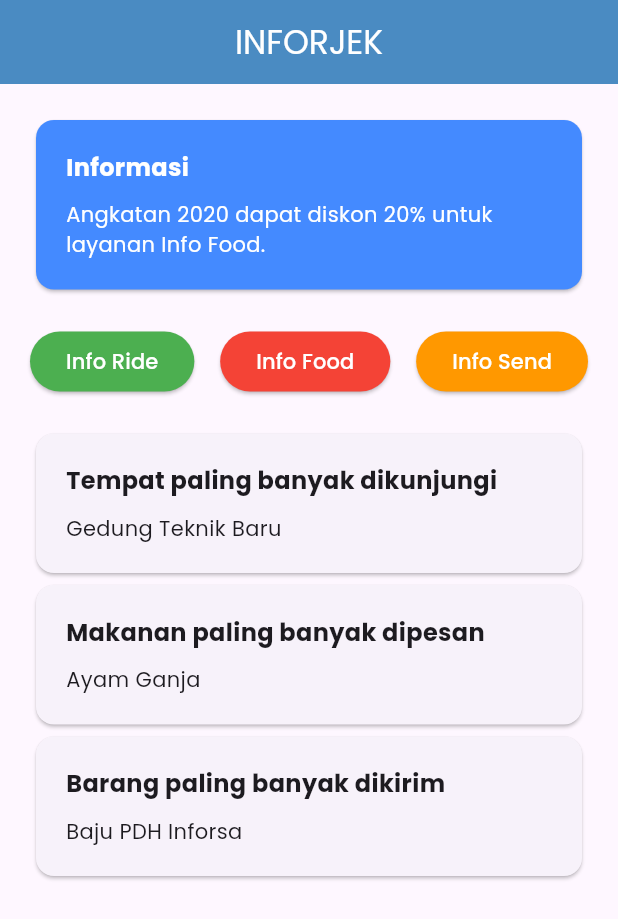
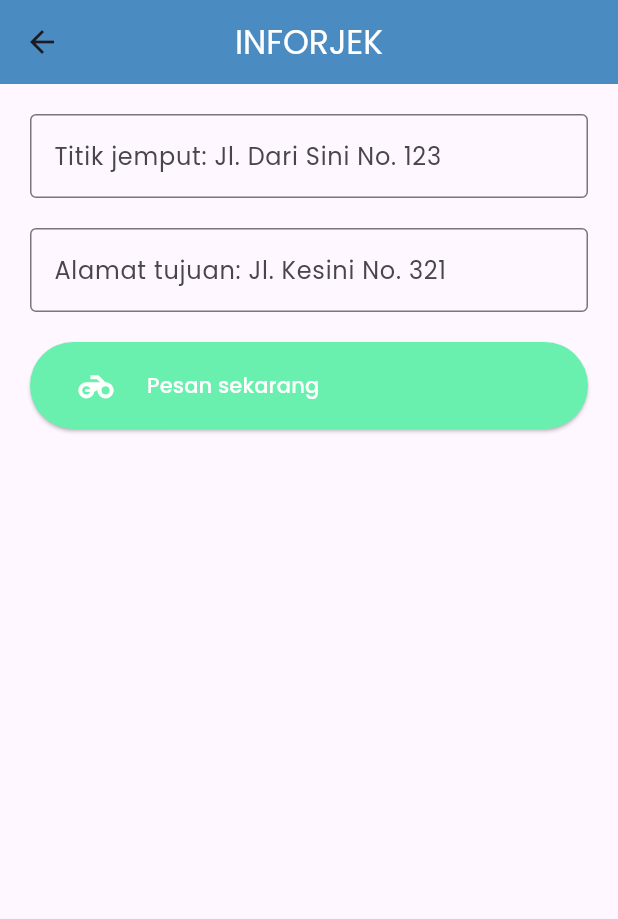
Before and after one commit to praktikumsisteminformasi/coba_layouting_flutter, a Flutter app: the screen it shows after launch, after a tap on "Info Ride", on a phone screen of 412 x 824 dp. Shown: the top 919 px of the screen. Run offline on Flutter 3.47's test engine with Material 3 defaults, Android fonts, the light colour scheme and no system bars; our stand-ins replace google_fonts.

Commit message:
add info ride page

```diff
--- a/lib/main.dart
+++ b/lib/main.dart
@@ -1,3 +1,5 @@
+import 'package:coba_layouting/pages/home_page.dart';
+import 'package:coba_layouting/pages/info_ride_page.dart';
 import 'package:flutter/material.dart';
 import 'package:google_fonts/google_fonts.dart';
 
@@ -17,151 +19,10 @@
       theme: ThemeData(
         textTheme: GoogleFonts.poppinsTextTheme(), // Kita set font aplikasi kita pakai font 'Poppins' dari package GoogleFonts
       ),
-
-      // 'Scaffold' adalah Widget untuk membuat struktur aplikasi yang terdiri dari App Bar, Body, dan Bottom Navigation Bar
-      home: Scaffold(
-        // Ini App Bar, diisi menggunakan Widget 'AppBar'
-        appBar: AppBar(
-          title: const Text('INFORJEK', style: TextStyle(color: Colors.white),),
-          centerTitle: true,
-          backgroundColor: const Color(0xff4a8bc2),
-        ),
-
-        // Ini Body, isi utama dari aplikasi kita
-        // Kita pakai Widget 'ListView' agar halaman kita bisa di-scroll
-        body: ListView(
-          padding: const EdgeInsets.all(20),
-          children: [
-            // Bagian 'Informasi'
-            const Card(
-              color: Colors.blueAccent,
-              child: Padding(
-                padding: EdgeInsets.all(20),
-                child: Column(
-                  crossAxisAlignment: CrossAxisAlignment.start,
-                  children: [
-                    Text(
-                      'Informasi',
-                      style: TextStyle(
-                        color: Colors.white,
-                        fontSize: 16,
-                        fontWeight: FontWeight.bold
-                      ),
-                    ),
-                    SizedBox(height: 10,),
-                    Text(
-                      'Angkatan 2020 dapat diskon 20% untuk layanan Info Food.',
-                      style: TextStyle(color: Colors.white),
-                    )
-                  ],
-                ),
-              ),
-            ),
-
-            // Kasih space kosong pakai Widget 'SizedBox'
-            const SizedBox(height: 20,),
-
-            // Tombol-tombol layanan
-            // karena tombol-tombol nya disusun secara horizontal, maka kita pakai Widget 'Row'
-            Row(
-              mainAxisAlignment: MainAxisAlignment.spaceBetween,
-              children: [
-                // Tombol layanan 'Info Ride'
-                ElevatedButton(
-                  onPressed: () {},
-                  style: ElevatedButton.styleFrom(
-                    backgroundColor: Colors.green,
-                    foregroundColor: Colors.white
-                  ),
-                  child: const Text('Info Ride')
-                ),
-                // Tombol layanan 'Info Food'
-                ElevatedButton(
-                  onPressed: () {},
-                  style: ElevatedButton.styleFrom(
-                    backgroundColor: Colors.red,
-                    foregroundColor: Colors.white
-                  ),
-                  child: const Text('Info Food')
-                ),
-                // Tombol layanan 'Info Send'
-                ElevatedButton(
-                  onPressed: () {},
-                  style: ElevatedButton.styleFrom(
-                    backgroundColor: Colors.orange,
-                    foregroundColor: Colors.white
-                  ),
-                  child: const Text('Info Send')
-                ),
-              ],
-            ),
-
-            // Kasih space kosong pakai Widget 'SizedBox'
-            const SizedBox(height: 20,),
-
-            // Tempat, Makanan, dan Barang terbaik
-            // Karena card-card nya disusun secara vertikal, maka kita pakai Widget 'Column'
-            const Column(
-              crossAxisAlignment: CrossAxisAlignment.stretch,
-              children: [
-                // Tempat paling banyak dikunjungi
-                Card(
-                  child: Padding(
-                    padding: EdgeInsets.all(20),
-                    child: Column(
-                      crossAxisAlignment: CrossAxisAlignment.start,
-                      children: [
-                        Text(
-                          'Tempat paling banyak dikunjungi',
-                          style: TextStyle(fontSize: 16, fontWeight: FontWeight.bold)
-                        ),
-                        SizedBox(height: 10,),
-                        Text('Gedung Teknik Baru'),
-                      ],
-                    ),
-                  ),
-                ),
-
-                // Makanan paling banyak dipesan
-                Card(
-                  child: Padding(
-                    padding: EdgeInsets.all(20),
-                    child: Column(
-                      crossAxisAlignment: CrossAxisAlignment.start,
-                      children: [
-                        Text(
-                          'Makanan paling banyak dipesan',
-                          style: TextStyle(fontSize: 16, fontWeight: FontWeight.bold)
-                        ),
-                        SizedBox(height: 10,),
-                        Text('Ayam Ganja'),
-                      ],
-                    ),
-                  ),
-                ),
-
-                // Barang paling banyak dikirim
-                Card(
-                  child: Padding(
-                    padding: EdgeInsets.all(20),
-                    child: Column(
-                      crossAxisAlignment: CrossAxisAlignment.start,
-                      children: [
-                        Text(
-                          'Barang paling banyak dikirim',
-                          style: TextStyle(fontSize: 16, fontWeight: FontWeight.bold)
-                        ),
-                        SizedBox(height: 10,),
-                        Text('Baju PDH Inforsa'),
-                      ],
-                    ),
-                  ),
-                ),
-              ],
-            )
-          ],
-        )
-      ),
+      routes: {
+        '/': (context) => const HomePage(),
+        '/info_ride': (context) => const InfoRidePage()
+      },
     );
   }
 }
--- /dev/null
+++ b/lib/pages/home_page.dart
@@ -0,0 +1,148 @@
+import 'package:flutter/material.dart';
+
+class HomePage extends StatelessWidget {
+  const HomePage({super.key});
+
+  @override
+  Widget build(BuildContext context) {
+    return Scaffold(
+      appBar: AppBar(
+        title: const Text('INFORJEK', style: TextStyle(color: Colors.white),),
+        centerTitle: true,
+        backgroundColor: const Color(0xff4a8bc2),
+      ),
+      body: ListView(
+        padding: const EdgeInsets.all(20),
+        children: [
+          // Bagian 'Informasi'
+          const Card(
+            color: Colors.blueAccent,
+            child: Padding(
+              padding: EdgeInsets.all(20),
+              child: Column(
+                crossAxisAlignment: CrossAxisAlignment.start,
+                children: [
+                  Text(
+                    'Informasi',
+                    style: TextStyle(
+                      color: Colors.white,
+                      fontSize: 16,
+                      fontWeight: FontWeight.bold
+                    ),
+                  ),
+                  SizedBox(height: 10,),
+                  Text(
+                    'Angkatan 2020 dapat diskon 20% untuk layanan Info Food.',
+                    style: TextStyle(color: Colors.white),
+                  )
+                ],
+              ),
+            ),
+          ),
+
+          // Kasih space kosong pakai Widget 'SizedBox'
+          const SizedBox(height: 20,),
+
+          // Tombol-tombol layanan
+          // karena tombol-tombol nya disusun secara horizontal, maka kita pakai Widget 'Row'
+          Row(
+            mainAxisAlignment: MainAxisAlignment.spaceBetween,
+            children: [
+              // Tombol layanan 'Info Ride'
+              ElevatedButton(
+                onPressed: () => Navigator.pushNamed(context, '/info_ride'),
+                style: ElevatedButton.styleFrom(
+                  backgroundColor: Colors.green,
+                  foregroundColor: Colors.white
+                ),
+                child: const Text('Info Ride')
+              ),
+              // Tombol layanan 'Info Food'
+              ElevatedButton(
+                onPressed: () {},
+                style: ElevatedButton.styleFrom(
+                  backgroundColor: Colors.red,
+                  foregroundColor: Colors.white
+                ),
+                child: const Text('Info Food')
+              ),
+              // Tombol layanan 'Info Send'
+              ElevatedButton(
+                onPressed: () {},
+                style: ElevatedButton.styleFrom(
+                  backgroundColor: Colors.orange,
+                  foregroundColor: Colors.white
+                ),
+                child: const Text('Info Send')
+              ),
+            ],
+          ),
+
+          // Kasih space kosong pakai Widget 'SizedBox'
+          const SizedBox(height: 20,),
+
+          // Tempat, Makanan, dan Barang terbaik
+          // Karena card-card nya disusun secara vertikal, maka kita pakai Widget 'Column'
+          const Column(
+            crossAxisAlignment: CrossAxisAlignment.stretch,
+            children: [
+              // Tempat paling banyak dikunjungi
+              Card(
+                child: Padding(
+                  padding: EdgeInsets.all(20),
+                  child: Column(
+                    crossAxisAlignment: CrossAxisAlignment.start,
+                    children: [
+                      Text(
+                        'Tempat paling banyak dikunjungi',
+                        style: TextStyle(fontSize: 16, fontWeight: FontWeight.bold)
+                      ),
+                      SizedBox(height: 10,),
+                      Text('Gedung Teknik Baru'),
+                    ],
+                  ),
+                ),
+              ),
+
+              // Makanan paling banyak dipesan
+              Card(
+                child: Padding(
+                  padding: EdgeInsets.all(20),
+                  child: Column(
+                    crossAxisAlignment: CrossAxisAlignment.start,
+                    children: [
+                      Text(
+                        'Makanan paling banyak dipesan',
+                        style: TextStyle(fontSize: 16, fontWeight: FontWeight.bold)
+                      ),
+                      SizedBox(height: 10,),
+                      Text('Ayam Ganja'),
+                    ],
+                  ),
+                ),
+              ),
+
+              // Barang paling banyak dikirim
+              Card(
+                child: Padding(
+                  padding: EdgeInsets.all(20),
+                  child: Column(
+                    crossAxisAlignment: CrossAxisAlignment.start,
+                    children: [
+                      Text(
+                        'Barang paling banyak dikirim',
+                        style: TextStyle(fontSize: 16, fontWeight: FontWeight.bold)
+                      ),
+                      SizedBox(height: 10,),
+                      Text('Baju PDH Inforsa'),
+                    ],
+                  ),
+                ),
+              ),
+            ],
+          )
+        ],
+      ),
+    );
+  }
+}
--- /dev/null
+++ b/lib/pages/info_ride_page.dart
@@ -0,0 +1,86 @@
+import 'package:flutter/material.dart';
+
+class InfoRidePage extends StatefulWidget {
+  const InfoRidePage({super.key});
+
+  @override
+  State<InfoRidePage> createState() => _InfoRidePageState();
+}
+
+class _InfoRidePageState extends State<InfoRidePage> {
+  bool isLoading = false;
+
+  void orderInfoRide() async {
+    setState(() {
+      isLoading = true;
+    });
+
+    // Fetch HTTP disini
+    await Future.delayed(const Duration(seconds: 3));
+
+    setState(() {
+      isLoading = false;
+    });
+  }
+
+  @override
+  Widget build(BuildContext context) {
+    return Scaffold(
+      appBar: AppBar(
+        title: const Text('INFORJEK', style: TextStyle(color: Colors.white),),
+        centerTitle: true,
+        backgroundColor: const Color(0xff4a8bc2),
+      ),
+      body: Form(
+        child: ListView(
+          padding: const EdgeInsets.all(20),
+          children: [
+            // Titik jemput
+            TextFormField(
+              decoration: const InputDecoration(
+                label: Text('Titik jemput: Jl. Dari Sini No. 123'),
+                border: OutlineInputBorder()
+              ),
+            ),
+
+            const SizedBox(height: 20,),
+
+            // Alamat tujuan
+            TextFormField(
+              decoration: const InputDecoration(
+                label: Text('Alamat tujuan: Jl. Kesini No. 321'),
+                border: OutlineInputBorder()
+              ),
+            ),
+
+            const SizedBox(height: 20,),
+
+            // Pesan
+            ElevatedButton(
+              onPressed: isLoading ? null : orderInfoRide,
+              style: ElevatedButton.styleFrom(
+                backgroundColor: Colors.greenAccent,
+                padding: const EdgeInsets.symmetric(vertical: 15, horizontal: 30)
+              ),
+              child: Builder(
+                builder: (context) {
+                  if (isLoading) {
+                    return const Text('Memesan...', style: TextStyle(color: Colors.white),);
+                  }
+
+                  return const Row(
+                    children: [
+                      Icon(Icons.motorcycle, color: Colors.white, size: 28,), // Ini icon motor
+                      SizedBox(width: 20,),
+                      Text('Pesan sekarang', style: TextStyle(color: Colors.white),)
+                    ],
+                  );
+                }
+              )
+            )
+          ],
+        ),
+      )
+    );
+  }
+}
```
